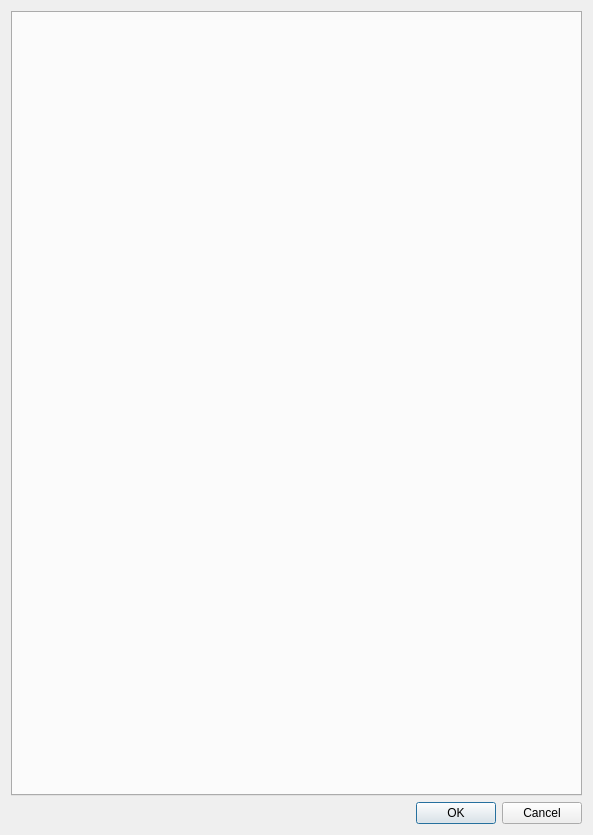
Old version of the form client/src/ui/dialogs/system_administration_dialog.ui in the repository networkoptix/nx_open.
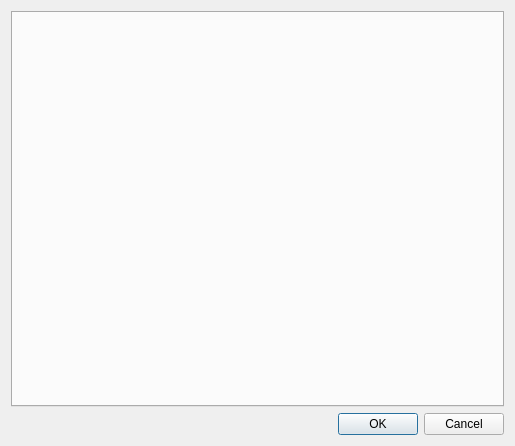
New version of the form.

Commit message:
(Issue #3895) :  System administration dialog vertical size
<==== Mercurial data ====>
Branch: master

The edit to the form file:
```diff
--- a/client/src/ui/dialogs/system_administration_dialog.ui
+++ b/client/src/ui/dialogs/system_administration_dialog.ui
@@ -6,8 +6,8 @@
    <rect>
     <x>0</x>
     <y>0</y>
-    <width>593</width>
-    <height>835</height>
+    <width>515</width>
+    <height>446</height>
    </rect>
   </property>
   <property name="windowTitle">
```
